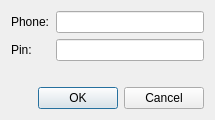
The window that ui/ui_login_dialog.ui (jeremy-peng/eTicket) describes before a commit, drawn with Qt 5.
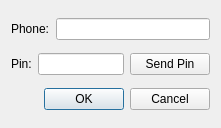
The same window after the commit.

Diff of the .ui file:
```diff
--- a/ui/ui_login_dialog.ui
+++ b/ui/ui_login_dialog.ui
@@ -6,8 +6,8 @@
    <rect>
     <x>0</x>
     <y>0</y>
-    <width>215</width>
-    <height>120</height>
+    <width>221</width>
+    <height>128</height>
    </rect>
   </property>
   <property name="windowTitle">
@@ -15,31 +15,42 @@
   </property>
   <layout class="QVBoxLayout" name="verticalLayout">
    <item>
-    <layout class="QFormLayout" name="formLayout">
-     <item row="0" column="0">
+    <layout class="QHBoxLayout" name="horizontalLayout">
+     <item>
       <widget class="QLabel" name="label">
        <property name="text">
         <string>Phone:</string>
        </property>
       </widget>
      </item>
-     <item row="0" column="1">
+     <item>
       <widget class="QLineEdit" name="textPhoneNum"/>
      </item>
-     <item row="1" column="0">
+    </layout>
+   </item>
+   <item>
+    <layout class="QHBoxLayout" name="horizontalLayout_2">
+     <item>
       <widget class="QLabel" name="label_2">
        <property name="text">
         <string>Pin:</string>
        </property>
       </widget>
      </item>
-     <item row="1" column="1">
+     <item>
       <widget class="QLineEdit" name="textPhonePin">
        <property name="text">
         <string/>
        </property>
       </widget>
      </item>
+     <item>
+      <widget class="QPushButton" name="btnSendPinCode">
+       <property name="text">
+        <string>Send Pin</string>
+       </property>
+      </widget>
+     </item>
     </layout>
    </item>
    <item>
```
Left out of the diff: 33 changed lines with no effect on the pictures.
